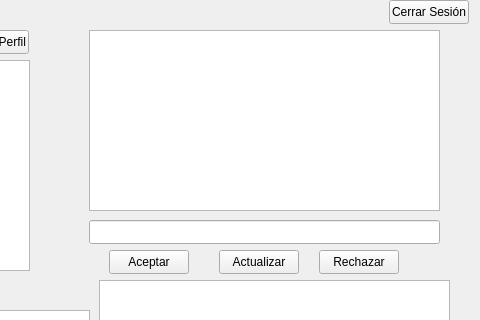
Qt form Fase_2/feed.ui (LightDemon12/-EDD-PROYECTOS_202100215) before a commit; both pictures show x 431 to 911 and y 0 to 320 of the 911 by 586 pixel window.
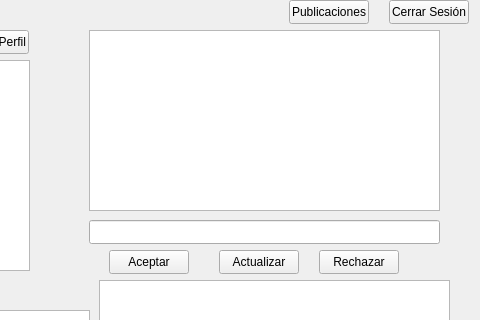
The same form after that commit.

What changed in the file:
```diff
--- a/Fase_2/feed.ui
+++ b/Fase_2/feed.ui
@@ -239,6 +239,19 @@
     <string>Actualizar </string>
    </property>
   </widget>
+  <widget class="QPushButton" name="ButtonPublicaciones">
+   <property name="geometry">
+    <rect>
+     <x>720</x>
+     <y>0</y>
+     <width>80</width>
+     <height>24</height>
+    </rect>
+   </property>
+   <property name="text">
+    <string>Publicaciones</string>
+   </property>
+  </widget>
  </widget>
  <resources/>
  <connections/>
```
